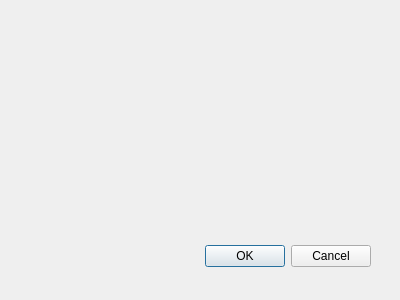
This is Datasets/inputdataembedded.ui in arkygeek/DataRanking as Qt 5 draws it before an edit. The edited form follows.
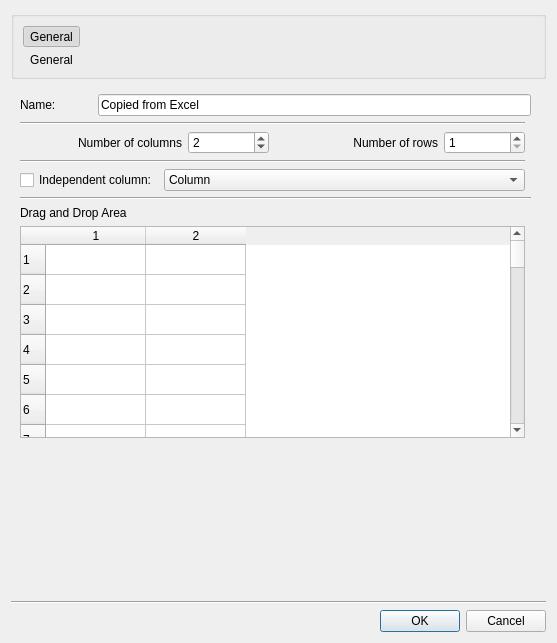
This is the edited form. Icons and pictures are not drawn.

```diff
--- a/Datasets/inputdataembedded.ui
+++ b/Datasets/inputdataembedded.ui
@@ -8,29 +8,619 @@
    <rect>
     <x>0</x>
     <y>0</y>
-    <width>400</width>
-    <height>300</height>
+    <width>557</width>
+    <height>643</height>
    </rect>
   </property>
   <property name="windowTitle">
    <string>Dialog</string>
   </property>
-  <widget name="buttonBox" class="QDialogButtonBox">
-   <property name="geometry">
-    <rect>
-     <x>30</x>
-     <y>240</y>
-     <width>341</width>
-     <height>32</height>
-    </rect>
-   </property>
-   <property name="orientation">
-    <enum>Qt::Horizontal</enum>
-   </property>
-   <property name="standardButtons">
-    <set>QDialogButtonBox::Cancel|QDialogButtonBox::Ok</set>
-   </property>
-  </widget>
+  <layout class="QGridLayout" name="gridLayout_3">
+   <item row="0" column="0" colspan="2">
+    <widget class="QGroupBox" name="groupBox">
+     <property name="title">
+      <string/>
+     </property>
+     <layout class="QGridLayout" name="gridLayout_4">
+      <item row="0" column="1">
+       <spacer name="horizontalSpacer">
+        <property name="orientation">
+         <enum>Qt::Horizontal</enum>
+        </property>
+        <property name="sizeHint" stdset="0">
+         <size>
+          <width>289</width>
+          <height>20</height>
+         </size>
+        </property>
+       </spacer>
+      </item>
+      <item row="1" column="0">
+       <widget class="QLabel" name="lblGeneral">
+        <property name="text">
+         <string>General</string>
+        </property>
+        <property name="alignment">
+         <set>Qt::AlignCenter</set>
+        </property>
+        <property name="buddy">
+         <cstring>toolButtonGeneral</cstring>
+        </property>
+       </widget>
+      </item>
+      <item row="0" column="0">
+       <widget class="QToolButton" name="toolButtonGeneral">
+        <property name="text">
+         <string>General</string>
+        </property>
+        <property name="icon">
+         <iconset resource="Resources.qrc">
+          <normaloff>:/folder-open.png</normaloff>:/folder-open.png</iconset>
+        </property>
+        <property name="iconSize">
+         <size>
+          <width>40</width>
+          <height>40</height>
+         </size>
+        </property>
+        <property name="checkable">
+         <bool>true</bool>
+        </property>
+        <property name="checked">
+         <bool>true</bool>
+        </property>
+        <property name="autoExclusive">
+         <bool>true</bool>
+        </property>
+        <property name="autoRaise">
+         <bool>true</bool>
+        </property>
+       </widget>
+      </item>
+     </layout>
+    </widget>
+   </item>
+   <item row="4" column="0" colspan="2">
+    <widget class="QDialogButtonBox" name="buttonBox_2">
+     <property name="orientation">
+      <enum>Qt::Horizontal</enum>
+     </property>
+     <property name="standardButtons">
+      <set>QDialogButtonBox::Cancel|QDialogButtonBox::Ok</set>
+     </property>
+    </widget>
+   </item>
+   <item row="3" column="0" colspan="2">
+    <widget class="Line" name="hline">
+     <property name="orientation">
+      <enum>Qt::Horizontal</enum>
+     </property>
+    </widget>
+   </item>
+   <item row="1" column="0">
+    <widget class="QStackedWidget" name="stackedWidget">
+     <property name="currentIndex">
+      <number>0</number>
+     </property>
+     <widget class="QWidget" name="pageGeneral">
+      <layout class="QGridLayout" name="gridLayout_2">
+       <item row="2" column="1">
+        <widget class="QSpinBox" name="spinBox">
+         <property name="sizePolicy">
+          <sizepolicy hsizetype="Minimum" vsizetype="Fixed">
+           <horstretch>1</horstretch>
+           <verstretch>0</verstretch>
+          </sizepolicy>
+         </property>
+         <property name="minimum">
+          <number>1</number>
+         </property>
+         <property name="maximum">
+          <number>100</number>
+         </property>
+         <property name="value">
+          <number>2</number>
+         </property>
+        </widget>
+       </item>
+       <item row="0" column="0" colspan="5">
+        <layout class="QHBoxLayout" name="horizontalLayout_2">
+         <item>
+          <widget class="QLabel" name="lblGeneralName">
+           <property name="sizePolicy">
+            <sizepolicy hsizetype="Preferred" vsizetype="Preferred">
+             <horstretch>1</horstretch>
+             <verstretch>0</verstretch>
+            </sizepolicy>
+           </property>
+           <property name="text">
+            <string>Name:</string>
+           </property>
+          </widget>
+         </item>
+         <item>
+          <widget class="QLineEdit" name="ledGeneralName">
+           <property name="sizePolicy">
+            <sizepolicy hsizetype="Expanding" vsizetype="Fixed">
+             <horstretch>6</horstretch>
+             <verstretch>0</verstretch>
+            </sizepolicy>
+           </property>
+           <property name="text">
+            <string>Copied from Excel</string>
+           </property>
+          </widget>
+         </item>
+        </layout>
+       </item>
+       <item row="6" column="0" colspan="2">
+        <widget class="QLabel" name="lblGeneralPreview">
+         <property name="text">
+          <string>Drag and Drop Area</string>
+         </property>
+        </widget>
+       </item>
+       <item row="2" column="0">
+        <widget class="QLabel" name="label_2">
+         <property name="sizePolicy">
+          <sizepolicy hsizetype="Preferred" vsizetype="Preferred">
+           <horstretch>2</horstretch>
+           <verstretch>0</verstretch>
+          </sizepolicy>
+         </property>
+         <property name="text">
+          <string>Number of columns</string>
+         </property>
+         <property name="alignment">
+          <set>Qt::AlignRight|Qt::AlignTrailing|Qt::AlignVCenter</set>
+         </property>
+        </widget>
+       </item>
+       <item row="1" column="0" colspan="4">
+        <widget class="Line" name="line">
+         <property name="orientation">
+          <enum>Qt::Horizontal</enum>
+         </property>
+        </widget>
+       </item>
+       <item row="2" column="2">
+        <widget class="QLabel" name="label_3">
+         <property name="sizePolicy">
+          <sizepolicy hsizetype="Preferred" vsizetype="Preferred">
+           <horstretch>2</horstretch>
+           <verstretch>0</verstretch>
+          </sizepolicy>
+         </property>
+         <property name="text">
+          <string>Number of rows</string>
+         </property>
+         <property name="alignment">
+          <set>Qt::AlignRight|Qt::AlignTrailing|Qt::AlignVCenter</set>
+         </property>
+        </widget>
+       </item>
+       <item row="5" column="0" colspan="5">
+        <widget class="Line" name="hlineGeneralBottom">
+         <property name="orientation">
+          <enum>Qt::Horizontal</enum>
+         </property>
+        </widget>
+       </item>
+       <item row="3" column="0" colspan="4">
+        <widget class="Line" name="line_2">
+         <property name="orientation">
+          <enum>Qt::Horizontal</enum>
+         </property>
+        </widget>
+       </item>
+       <item row="2" column="3">
+        <widget class="QSpinBox" name="spinBox_2">
+         <property name="sizePolicy">
+          <sizepolicy hsizetype="Minimum" vsizetype="Fixed">
+           <horstretch>1</horstretch>
+           <verstretch>0</verstretch>
+          </sizepolicy>
+         </property>
+         <property name="minimum">
+          <number>1</number>
+         </property>
+         <property name="maximum">
+          <number>5000</number>
+         </property>
+        </widget>
+       </item>
+       <item row="4" column="0" colspan="4">
+        <layout class="QHBoxLayout" name="horizontalLayout">
+         <item>
+          <widget class="QCheckBox" name="checkBox">
+           <property name="sizePolicy">
+            <sizepolicy hsizetype="Minimum" vsizetype="Fixed">
+             <horstretch>0</horstretch>
+             <verstretch>0</verstretch>
+            </sizepolicy>
+           </property>
+           <property name="layoutDirection">
+            <enum>Qt::LeftToRight</enum>
+           </property>
+           <property name="text">
+            <string>Independent column:</string>
+           </property>
+          </widget>
+         </item>
+         <item>
+          <widget class="QComboBox" name="comboBox_5">
+           <property name="sizePolicy">
+            <sizepolicy hsizetype="Preferred" vsizetype="Fixed">
+             <horstretch>2</horstretch>
+             <verstretch>0</verstretch>
+            </sizepolicy>
+           </property>
+           <item>
+            <property name="text">
+             <string>Column</string>
+            </property>
+           </item>
+          </widget>
+         </item>
+        </layout>
+       </item>
+       <item row="7" column="0" colspan="4">
+        <widget class="QTableWidget" name="tblwidGeneral">
+         <property name="dragEnabled">
+          <bool>true</bool>
+         </property>
+         <property name="rowCount">
+          <number>100</number>
+         </property>
+         <property name="columnCount">
+          <number>2</number>
+         </property>
+         <row/>
+         <row/>
+         <row/>
+         <row/>
+         <row/>
+         <row/>
+         <row/>
+         <row/>
+         <row/>
+         <row/>
+         <row/>
+         <row/>
+         <row/>
+         <row/>
+         <row/>
+         <row/>
+         <row/>
+         <row/>
+         <row/>
+         <row/>
+         <row/>
+         <row/>
+         <row/>
+         <row/>
+         <row/>
+         <row/>
+         <row/>
+         <row/>
+         <row/>
+         <row/>
+         <row/>
+         <row/>
+         <row/>
+         <row/>
+         <row/>
+         <row/>
+         <row/>
+         <row/>
+         <row/>
+         <row/>
+         <row/>
+         <row/>
+         <row/>
+         <row/>
+         <row/>
+         <row/>
+         <row/>
+         <row/>
+         <row/>
+         <row/>
+         <row/>
+         <row/>
+         <row/>
+         <row/>
+         <row/>
+         <row/>
+         <row/>
+         <row/>
+         <row/>
+         <row/>
+         <row/>
+         <row/>
+         <row/>
+         <row/>
+         <row/>
+         <row/>
+         <row/>
+         <row/>
+         <row/>
+         <row/>
+         <row/>
+         <row/>
+         <row/>
+         <row/>
+         <row/>
+         <row/>
+         <row/>
+         <row/>
+         <row/>
+         <row/>
+         <row/>
+         <row/>
+         <row/>
+         <row/>
+         <row/>
+         <row/>
+         <row/>
+         <row/>
+         <row/>
+         <row/>
+         <row/>
+         <row/>
+         <row/>
+         <row/>
+         <row/>
+         <row/>
+         <row/>
+         <row/>
+         <row/>
+         <row/>
+         <column/>
+         <column/>
+        </widget>
+       </item>
+      </layout>
+     </widget>
+     <widget class="QWidget" name="pageFormat">
+      <layout class="QGridLayout" name="gridLayout">
+       <item row="0" column="0" rowspan="2" colspan="2">
+        <widget class="Line" name="hlineFormatTop">
+         <property name="orientation">
+          <enum>Qt::Horizontal</enum>
+         </property>
+        </widget>
+       </item>
+       <item row="1" column="1" rowspan="2">
+        <widget class="QComboBox" name="comboBox_4">
+         <property name="sizePolicy">
+          <sizepolicy hsizetype="Preferred" vsizetype="Fixed">
+           <horstretch>1</horstretch>
+           <verstretch>0</verstretch>
+          </sizepolicy>
+         </property>
+        </widget>
+       </item>
+       <item row="2" column="0">
+        <widget class="QLabel" name="label_5">
+         <property name="sizePolicy">
+          <sizepolicy hsizetype="Preferred" vsizetype="Preferred">
+           <horstretch>0</horstretch>
+           <verstretch>0</verstretch>
+          </sizepolicy>
+         </property>
+         <property name="text">
+          <string>Table:</string>
+         </property>
+        </widget>
+       </item>
+       <item row="3" column="0" colspan="2">
+        <widget class="Line" name="hlineFormatBottom">
+         <property name="orientation">
+          <enum>Qt::Horizontal</enum>
+         </property>
+        </widget>
+       </item>
+       <item row="4" column="0" colspan="2">
+        <widget class="QLabel" name="lblFormatPreview">
+         <property name="text">
+          <string>Preview (limited to 50 rows)</string>
+         </property>
+        </widget>
+       </item>
+       <item row="5" column="0" colspan="2">
+        <widget class="QTableWidget" name="tableWidgetFormat"/>
+       </item>
+      </layout>
+     </widget>
+     <widget class="QWidget" name="pageTime">
+      <layout class="QGridLayout" name="gridLayout_7">
+       <item row="1" column="0" colspan="2">
+        <widget class="Line" name="line_8">
+         <property name="orientation">
+          <enum>Qt::Horizontal</enum>
+         </property>
+        </widget>
+       </item>
+       <item row="7" column="0" colspan="2">
+        <widget class="QTableWidget" name="tableWidget_3"/>
+       </item>
+       <item row="6" column="0" colspan="2">
+        <widget class="QLabel" name="label_19">
+         <property name="text">
+          <string>Preview (limited to 50 rows)</string>
+         </property>
+        </widget>
+       </item>
+       <item row="3" column="0" colspan="2">
+        <layout class="QHBoxLayout" name="horizontalLayout_3">
+         <item>
+          <widget class="QCheckBox" name="checkBox_12">
+           <property name="text">
+            <string>Exclude after</string>
+           </property>
+          </widget>
+         </item>
+         <item>
+          <widget class="QDateTimeEdit" name="dateTimeEdit_2">
+           <property name="sizePolicy">
+            <sizepolicy hsizetype="Minimum" vsizetype="Fixed">
+             <horstretch>1</horstretch>
+             <verstretch>0</verstretch>
+            </sizepolicy>
+           </property>
+          </widget>
+         </item>
+        </layout>
+       </item>
+       <item row="4" column="0" colspan="2">
+        <layout class="QHBoxLayout" name="horizontalLayout_6">
+         <item>
+          <widget class="QLabel" name="label_18">
+           <property name="text">
+            <string>Corresponding decimal time:</string>
+           </property>
+          </widget>
+         </item>
+         <item>
+          <widget class="QLineEdit" name="lineEdit_9">
+           <property name="text">
+            <string>0</string>
+           </property>
+          </widget>
+         </item>
+         <item>
+          <widget class="QComboBox" name="comboBox_2">
+           <item>
+            <property name="text">
+             <string>s</string>
+            </property>
+           </item>
+          </widget>
+         </item>
+        </layout>
+       </item>
+       <item row="5" column="0" colspan="2">
+        <widget class="Line" name="line_7">
+         <property name="orientation">
+          <enum>Qt::Horizontal</enum>
+         </property>
+        </widget>
+       </item>
+       <item row="0" column="0" colspan="2">
+        <layout class="QHBoxLayout" name="horizontalLayout_5">
+         <item>
+          <widget class="QCheckBox" name="checkBox_10">
+           <property name="text">
+            <string>Independent column</string>
+           </property>
+           <property name="checked">
+            <bool>false</bool>
+           </property>
+          </widget>
+         </item>
+         <item>
+          <widget class="QComboBox" name="comboBox">
+           <item>
+            <property name="text">
+             <string>DateTime</string>
+            </property>
+           </item>
+           <item>
+            <property name="text">
+             <string>Date</string>
+            </property>
+           </item>
+           <item>
+            <property name="text">
+             <string>Time</string>
+            </property>
+           </item>
+           <item>
+            <property name="text">
+             <string>Float</string>
+            </property>
+           </item>
+           <item>
+            <property name="text">
+             <string>Double</string>
+            </property>
+           </item>
+           <item>
+            <property name="text">
+             <string>Int</string>
+            </property>
+           </item>
+          </widget>
+         </item>
+        </layout>
+       </item>
+       <item row="2" column="0" colspan="2">
+        <layout class="QHBoxLayout" name="horizontalLayout_4">
+         <item>
+          <widget class="QCheckBox" name="checkBox_11">
+           <property name="text">
+            <string>Exclude before</string>
+           </property>
+          </widget>
+         </item>
+         <item>
+          <widget class="QDateTimeEdit" name="dateTimeEdit">
+           <property name="sizePolicy">
+            <sizepolicy hsizetype="Minimum" vsizetype="Fixed">
+             <horstretch>1</horstretch>
+             <verstretch>0</verstretch>
+            </sizepolicy>
+           </property>
+          </widget>
+         </item>
+        </layout>
+       </item>
+      </layout>
+     </widget>
+     <widget class="QWidget" name="pageUpdate">
+      <layout class="QGridLayout" name="gridLayout_8">
+       <item row="0" column="0">
+        <widget class="QCheckBox" name="checkBox_15">
+         <property name="text">
+          <string>Auto load new data</string>
+         </property>
+        </widget>
+       </item>
+       <item row="1" column="0">
+        <widget class="Line" name="line_9">
+         <property name="orientation">
+          <enum>Qt::Horizontal</enum>
+         </property>
+        </widget>
+       </item>
+       <item row="2" column="0">
+        <widget class="QLabel" name="label_20">
+         <property name="text">
+          <string>Preview (limited to 50 rows)</string>
+         </property>
+        </widget>
+       </item>
+       <item row="3" column="0">
+        <widget class="QTableWidget" name="tableWidget_4"/>
+       </item>
+      </layout>
+     </widget>
+    </widget>
+   </item>
+   <item row="2" column="0">
+    <spacer name="verticalSpacerFormat">
+     <property name="orientation">
+      <enum>Qt::Vertical</enum>
+     </property>
+     <property name="sizeHint" stdset="0">
+      <size>
+       <width>20</width>
+       <height>40</height>
+      </size>
+     </property>
+    </spacer>
+   </item>
+  </layout>
  </widget>
  <pixmapfunction/>
  <resources/>
```
Left out of the diff: 46 changed lines with no effect on the pictures.
